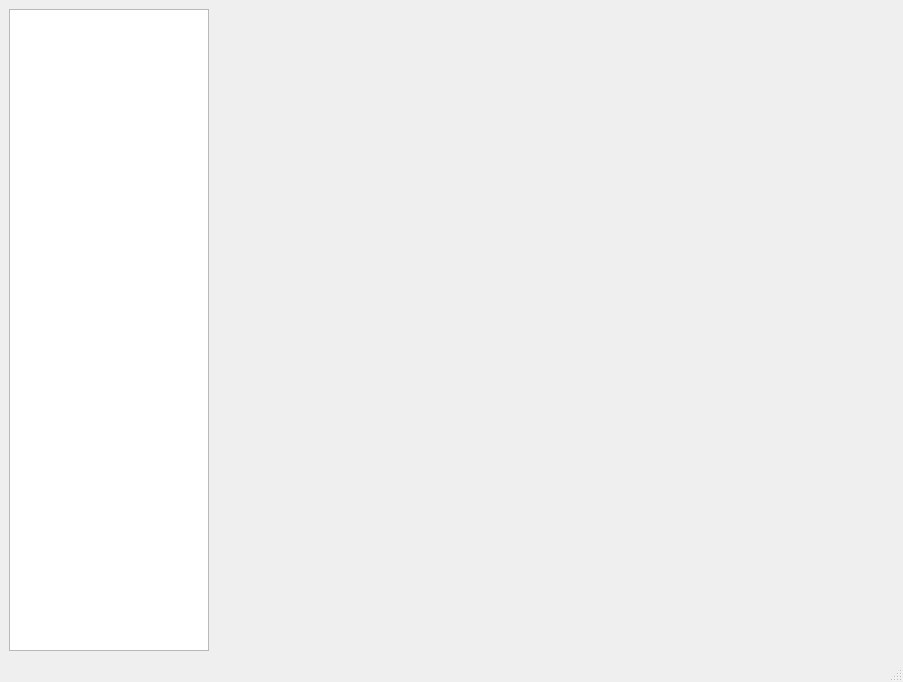
Before: the Qt Designer form src/designer/videoplayer.ui in marsinstituteSC/MissionControl, drawn with Qt 5.
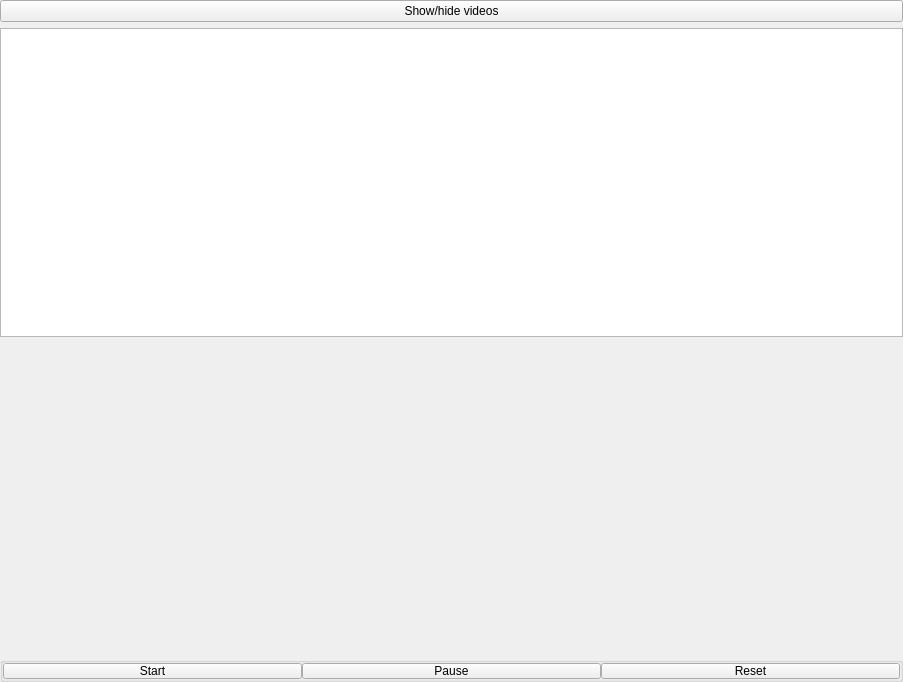
After: the same form once the commit is applied.

Commit message:
- Finished video recording
- Still need to work on video player

What changed in the file:
```diff
--- a/src/designer/videoplayer.ui
+++ b/src/designer/videoplayer.ui
@@ -15,7 +15,19 @@
   </property>
   <widget class="QWidget" name="centralwidget">
    <layout class="QGridLayout" name="gridLayout">
-    <item row="0" column="1">
+    <property name="leftMargin">
+     <number>0</number>
+    </property>
+    <property name="topMargin">
+     <number>0</number>
+    </property>
+    <property name="rightMargin">
+     <number>0</number>
+    </property>
+    <property name="bottomMargin">
+     <number>0</number>
+    </property>
+    <item row="2" column="0">
      <widget class="QLabel" name="videoPlayer">
       <property name="text">
        <string/>
@@ -23,40 +35,84 @@
      </widget>
     </item>
     <item row="0" column="0">
-     <widget class="QTreeView" name="treeView">
+     <widget class="QPushButton" name="displayButton">
+      <property name="text">
+       <string>Show/hide videos</string>
+      </property>
+     </widget>
+    </item>
+    <item row="1" column="0">
+     <widget class="QListWidget" name="listVideos">
       <property name="sizePolicy">
        <sizepolicy hsizetype="Preferred" vsizetype="Preferred">
         <horstretch>0</horstretch>
         <verstretch>0</verstretch>
        </sizepolicy>
       </property>
+      <property name="dragEnabled">
+       <bool>false</bool>
+      </property>
+      <property name="resizeMode">
+       <enum>QListView::Fixed</enum>
+      </property>
+      <property name="sortingEnabled">
+       <bool>true</bool>
+      </property>
+     </widget>
+    </item>
+    <item row="3" column="0">
+     <widget class="QGroupBox" name="groupBox">
       <property name="maximumSize">
        <size>
-        <width>200</width>
-        <height>16777215</height>
+        <width>16777215</width>
+        <height>25</height>
        </size>
       </property>
-      <property name="sortingEnabled">
-       <bool>true</bool>
+      <property name="title">
+       <string/>
       </property>
-      <property name="animated">
-       <bool>false</bool>
-      </property>
+      <layout class="QGridLayout" name="gridLayout_2">
+       <property name="leftMargin">
+        <number>0</number>
+       </property>
+       <property name="topMargin">
+        <number>0</number>
+       </property>
+       <property name="rightMargin">
+        <number>0</number>
+       </property>
+       <property name="bottomMargin">
+        <number>0</number>
+       </property>
+       <property name="spacing">
+        <number>0</number>
+       </property>
+       <item row="0" column="0">
+        <widget class="QPushButton" name="startButton">
+         <property name="text">
+          <string>Start</string>
+         </property>
+        </widget>
+       </item>
+       <item row="0" column="1">
+        <widget class="QPushButton" name="pauseButton">
+         <property name="text">
+          <string>Pause</string>
+         </property>
+        </widget>
+       </item>
+       <item row="0" column="2">
+        <widget class="QPushButton" name="resetButton">
+         <property name="text">
+          <string>Reset</string>
+         </property>
+        </widget>
+       </item>
+      </layout>
      </widget>
     </item>
    </layout>
   </widget>
-  <widget class="QMenuBar" name="menubar">
-   <property name="geometry">
-    <rect>
-     <x>0</x>
-     <y>0</y>
-     <width>903</width>
-     <height>21</height>
-    </rect>
-   </property>
-  </widget>
-  <widget class="QStatusBar" name="statusbar"/>
  </widget>
  <resources/>
  <connections/>
```
The commit also changes 3 other files.
